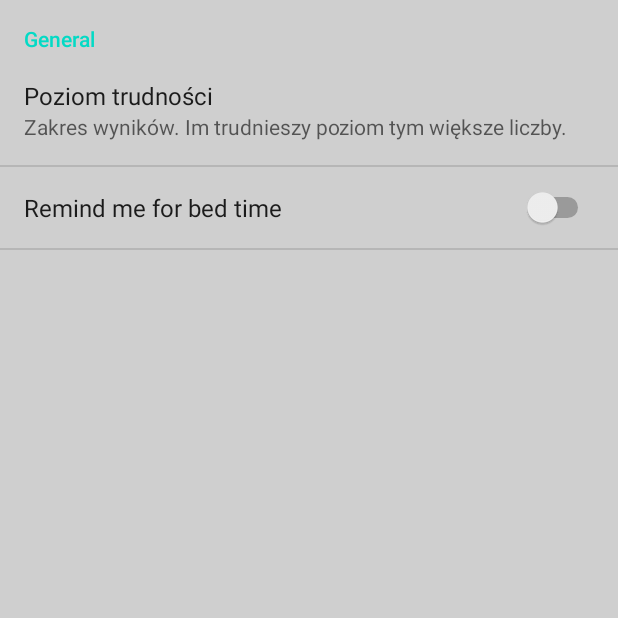
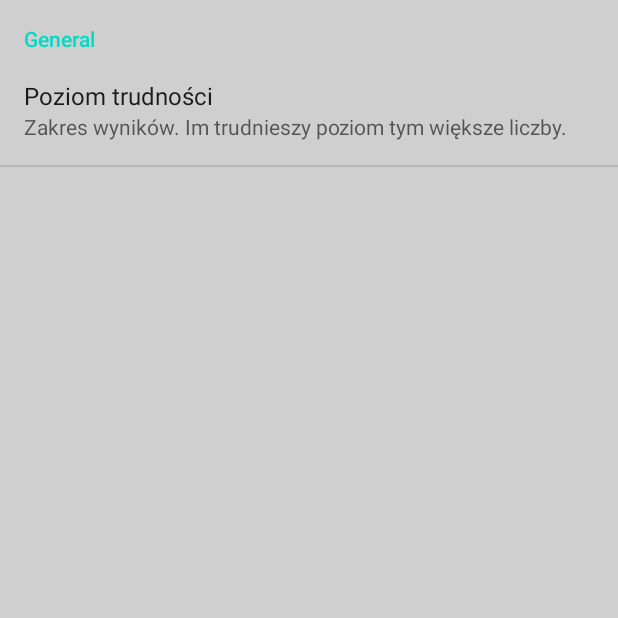
Before and after one commit to Mon4/math-app, an Android app: the fragment SettingsFragment shown on its own in the app's theme, on a phone screen of 412 x 824 dp, the top half of it. Run offline under Robolectric (Android 15) with nearby library versions, the phone set to English and light mode, and no system bars.

Commit message:
w - begining & ending

```diff
--- a/java/app/src/main/res/xml/preferences.xml
+++ b/java/app/src/main/res/xml/preferences.xml
@@ -23,10 +23,6 @@
         <!--switch preference default value is use to set switch on or off
             key is use to set key
             title is use to add title to our switch-->
-        <SwitchPreference
-            android:defaultValue="false"
-            android:key="@string/remind_me_for_bed_time"
-            android:title="@string/remind_for_bed_time" />
 
     </PreferenceCategory>
 </PreferenceScreen>
```
Also changed, not shown: 3 other files.
